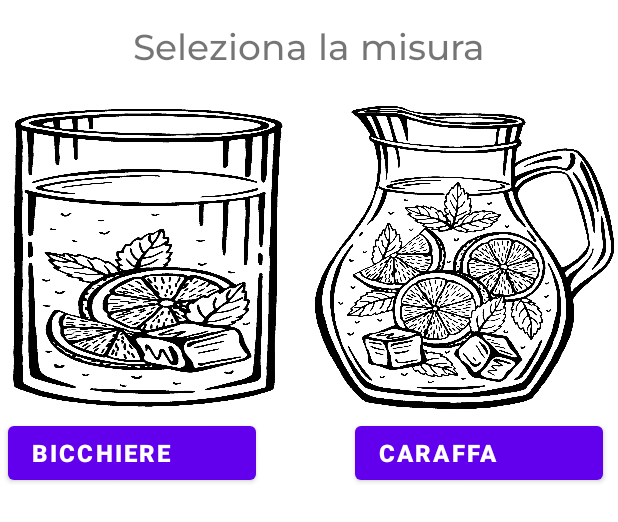
After one commit to kanoch/3Stelle-Beach, an Android app: the layout bottom_sheet_layout.xml on its own in the app's theme, with its tools: preview values and no code run, on a phone screen of 412 x 824 dp. The commit adds this screen. Shown: the top 522 px of the screen. Run offline under Robolectric (Android 15) with nearby library versions, the phone set to English and light mode, and no system bars.

Commit message:
added bottomSheetDrink . Full working with images

```diff
--- a/app/src/main/java/com/example/app3stelle/ui/Drinks/DrinkSelectionWindow.java
+++ b/app/src/main/java/com/example/app3stelle/ui/Drinks/DrinkSelectionWindow.java
@@ -50,7 +50,7 @@ public class DrinkSelectionWindow extends AppCompatActivity {
                     Drink temp = new Drink(drinkName,drinkPrice,drinkIngredients,drinkPriceCaraffa);
                     drinkList.add(temp);
                 }
-                DrinkAdapter adapter = new DrinkAdapter(DrinkSelectionWindow.this,drinkList);
+                DrinkAdapter adapter = new DrinkAdapter(DrinkSelectionWindow.this,drinkList,getSupportFragmentManager());
                 recyclerView.setAdapter(adapter);
             }
             @Override
--- /dev/null
+++ b/app/src/main/res/layout/bottom_sheet_layout.xml
@@ -0,0 +1,79 @@
+<LinearLayout xmlns:android="http://schemas.android.com/apk/res/android"
+    android:layout_width="match_parent"
+    android:layout_height="wrap_content"
+    android:orientation="vertical">
+
+    <TextView
+        android:id="@+id/option1"
+        android:layout_width="match_parent"
+        android:layout_height="wrap_content"
+        android:clickable="true"
+        android:focusable="true"
+        android:fontFamily="@font/montserrat_medium"
+        android:gravity="center"
+        android:padding="16dp"
+        android:text="Seleziona la misura"
+        android:textSize="24sp" />
+
+    <LinearLayout
+        android:layout_width="match_parent"
+        android:layout_height="match_parent"
+        android:orientation="horizontal">
+
+        <ImageView
+            android:id="@+id/imageView"
+            android:layout_width="268dp"
+            android:layout_height="207dp"
+            android:layout_weight="1"
+            android:background="@drawable/bicchiere" />
+
+        <ImageView
+            android:id="@+id/imageView4"
+            android:layout_width="265dp"
+            android:layout_height="match_parent"
+            android:layout_weight="1"
+            android:background="@drawable/caraffa" />
+    </LinearLayout>
+
+    <LinearLayout
+        android:layout_width="match_parent"
+        android:layout_height="76dp"
+        android:orientation="horizontal">
+
+        <Button
+            android:id="@+id/btnGlass"
+            android:layout_width="158dp"
+            android:layout_height="wrap_content"
+            android:layout_marginStart="5dp"
+            android:layout_weight="1"
+            android:text="Bicchiere"
+            android:textAlignment="viewStart"
+            android:textSize="16sp"
+            android:textStyle="bold" />
+
+        <TextView
+            android:id="@+id/option2"
+            android:layout_width="66dp"
+            android:layout_height="match_parent"
+            android:clickable="true"
+            android:focusable="true"
+            android:padding="12dp"
+            android:textAlignment="center"
+            android:textColor="#000000"
+            android:textSize="20sp"
+            android:textStyle="bold" />
+
+        <Button
+            android:id="@+id/btnCarafe"
+            android:layout_width="158dp"
+            android:layout_height="wrap_content"
+            android:layout_marginEnd="10dp"
+            android:layout_weight="1"
+            android:text="Caraffa"
+            android:textAlignment="textStart"
+            android:textSize="16sp"
+            android:textStyle="bold" />
+
+    </LinearLayout>
+
+</LinearLayout>
```
Also changed, not shown: app/src/main/java/com/example/app3stelle/ui/Drinks/BottomSheetDrinks.java (added, +63 -0 lines), app/src/main/java/com/example/app3stelle/ui/Drinks/DrinkAdapter.java (+30 -8 lines), app/src/main/res/layout/drinks_layout3.xml (+3 -5 lines), app/src/main/res/drawable/bicchiere.png (added), app/src/main/res/drawable/caraffa.jpg (added).
